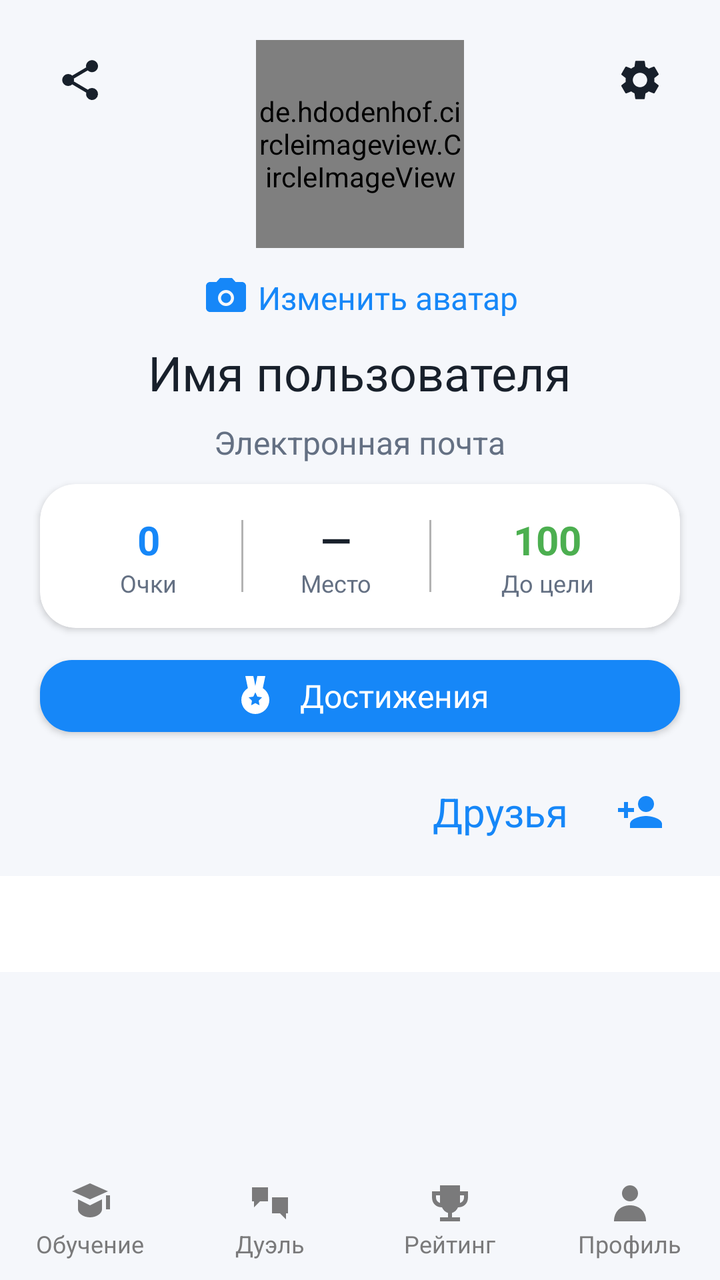
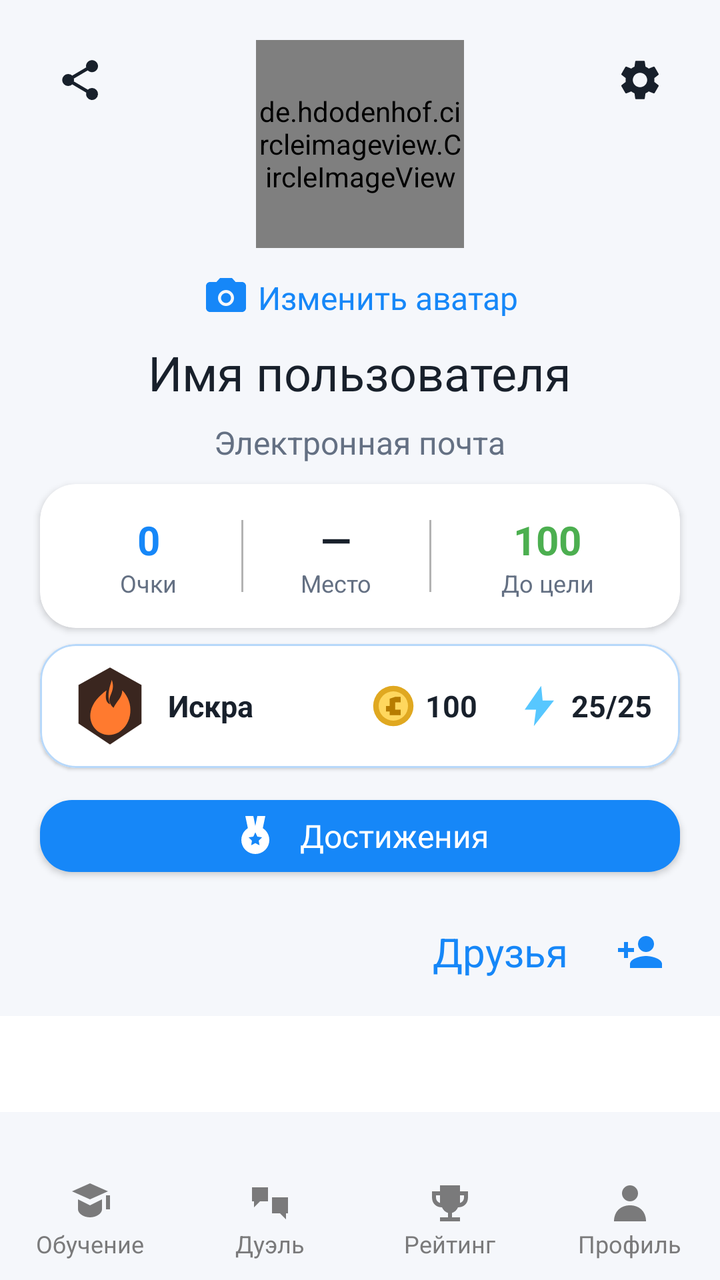

An Android layout rendered at two revisions. The XML below is the earlier revision; the diff shows what the commit changed to produce the second picture.
<!-- AndroidManifest.xml: application theme Theme.Duelingo -->
<!-- res/layout/activity_profile.xml -->
<?xml version="1.0" encoding="utf-8"?>
<androidx.constraintlayout.widget.ConstraintLayout
    xmlns:android="http://schemas.android.com/apk/res/android"
    xmlns:app="http://schemas.android.com/apk/res-auto"
    android:layout_width="match_parent"
    android:layout_height="match_parent"
    android:background="?attr/backgroundColor">

    
    <ImageButton
        android:id="@+id/settings_button"
        android:layout_width="48dp"
        android:layout_height="48dp"
        android:src="@drawable/ic_settings"
        android:background="?attr/selectableItemBackgroundBorderless"
        android:padding="12dp"
        android:contentDescription="@string/settings_title"
        app:layout_constraintTop_toTopOf="parent"
        app:layout_constraintEnd_toEndOf="parent"
        android:layout_marginTop="16dp"
        android:layout_marginEnd="16dp"
        app:tint="?attr/textColor"/>

    <ImageButton
        android:id="@+id/share_profile_button"
        android:layout_width="48dp"
        android:layout_height="48dp"
        android:layout_marginStart="16dp"
        android:layout_marginTop="16dp"
        android:background="?attr/selectableItemBackgroundBorderless"
        android:contentDescription="@string/share_profile"
        android:padding="12dp"
        android:src="@drawable/ic_share"
        app:layout_constraintStart_toStartOf="parent"
        app:layout_constraintTop_toTopOf="parent"
        app:tint="?attr/textColor" />

    

    
    <de.hdodenhof.circleimageview.CircleImageView
        android:id="@+id/profile_image"
        android:layout_width="104dp"
        android:layout_height="104dp"
        android:src="@drawable/default_profile"
        app:layout_constraintTop_toTopOf="parent"
        app:layout_constraintStart_toStartOf="parent"
        app:layout_constraintEnd_toEndOf="parent"
        android:layout_marginTop="20dp"/>

    <com.google.android.material.button.MaterialButton
        android:id="@+id/upload_photo_button"
        style="@style/Widget.MaterialComponents.Button.TextButton"
        android:layout_width="wrap_content"
        android:layout_height="40dp"
        android:layout_marginTop="4dp"
        android:text="@string/upload_profile_photo"
        android:textAllCaps="false"
        android:textColor="@color/blue_primary"
        android:textSize="16sp"
        app:icon="@drawable/ic_camera"
        app:iconTint="@color/blue_primary"
        app:layout_constraintEnd_toEndOf="parent"
        app:layout_constraintStart_toStartOf="parent"
        app:layout_constraintTop_toBottomOf="@id/profile_image" />

    
    <TextView
        android:id="@+id/player_name"
        android:layout_width="wrap_content"
        android:layout_height="wrap_content"
        android:text="@string/username_hint"
        android:textColor="?attr/textColor"
        android:textSize="24sp"
        app:layout_constraintTop_toBottomOf="@id/upload_photo_button"
        app:layout_constraintStart_toStartOf="parent"
        app:layout_constraintEnd_toEndOf="parent"
        android:layout_marginTop="2dp"/>

    
    <TextView
        android:id="@+id/player_email"
        android:layout_width="wrap_content"
        android:layout_height="wrap_content"
        android:text="@string/email_hint"
        android:textColor="?attr/secondaryTextColor"
        android:textSize="16sp"
        app:layout_constraintTop_toBottomOf="@id/player_name"
        app:layout_constraintStart_toStartOf="parent"
        app:layout_constraintEnd_toEndOf="parent"
        android:layout_marginTop="8dp"/>

    
    <TextView
        android:id="@+id/point_count"
        android:layout_width="wrap_content"
        android:layout_height="wrap_content"
        android:text="@string/learning_points_zero"
        android:textColor="?attr/textColor"
        android:textSize="18sp"
        android:visibility="gone"
        app:layout_constraintTop_toBottomOf="@id/player_email"
        app:layout_constraintStart_toStartOf="parent"
        app:layout_constraintEnd_toEndOf="parent"
        android:layout_marginTop="8dp"/>

    <com.google.android.material.card.MaterialCardView
        android:id="@+id/profileProgressCard"
        android:layout_width="0dp"
        android:layout_height="72dp"
        android:layout_marginHorizontal="20dp"
        android:layout_marginTop="10dp"
        app:cardBackgroundColor="?attr/cardBackgroundColor"
        app:cardCornerRadius="18dp"
        app:cardElevation="2dp"
        app:layout_constraintEnd_toEndOf="parent"
        app:layout_constraintStart_toStartOf="parent"
        app:layout_constraintTop_toBottomOf="@id/player_email">

        <LinearLayout
            android:layout_width="match_parent"
            android:layout_height="match_parent"
            android:gravity="center"
            android:orientation="horizontal"
            android:paddingHorizontal="8dp">

            <LinearLayout android:layout_width="0dp" android:layout_height="wrap_content" android:layout_weight="1" android:gravity="center" android:orientation="vertical">
                <TextView android:id="@+id/profilePointsValue" android:layout_width="wrap_content" android:layout_height="wrap_content" android:text="@string/value_zero" android:textColor="@color/blue_primary" android:textSize="20sp" android:textStyle="bold" />
                <TextView android:layout_width="wrap_content" android:layout_height="wrap_content" android:text="@string/points_stat" android:textColor="?attr/secondaryTextColor" android:textSize="12sp" />
            </LinearLayout>

            <View android:layout_width="1dp" android:layout_height="36dp" android:background="?attr/dividerColor" />

            <LinearLayout android:layout_width="0dp" android:layout_height="wrap_content" android:layout_weight="1" android:gravity="center" android:orientation="vertical">
                <TextView android:id="@+id/profileRankValue" android:layout_width="wrap_content" android:layout_height="wrap_content" android:text="@string/value_dash" android:textColor="?attr/textColor" android:textSize="20sp" android:textStyle="bold" />
                <TextView android:layout_width="wrap_content" android:layout_height="wrap_content" android:text="@string/rank_stat" android:textColor="?attr/secondaryTextColor" android:textSize="12sp" />
            </LinearLayout>

            <View android:layout_width="1dp" android:layout_height="36dp" android:background="?attr/dividerColor" />

            <LinearLayout android:layout_width="0dp" android:layout_height="wrap_content" android:layout_weight="1.25" android:gravity="center" android:orientation="vertical">
                <TextView android:id="@+id/profileGoalValue" android:layout_width="wrap_content" android:layout_height="wrap_content" android:text="@string/value_hundred" android:textColor="@color/green_primary" android:textSize="20sp" android:textStyle="bold" />
                <TextView android:layout_width="wrap_content" android:layout_height="wrap_content" android:gravity="center" android:text="@string/profile_goal" android:textColor="?attr/secondaryTextColor" android:textSize="12sp" />
            </LinearLayout>
        </LinearLayout>
    </com.google.android.material.card.MaterialCardView>

    
    <com.google.android.material.button.MaterialButton
        android:id="@+id/achievementsButton"
        android:layout_width="0dp"
        android:layout_height="48dp"
        android:layout_marginHorizontal="20dp"
        android:text="@string/achievements"
        android:textColor="@color/white"
        app:backgroundTint="@color/blue_primary"
        app:cornerRadius="16dp"
        app:icon="@drawable/ic_achievements"
        app:iconGravity="textStart"
        app:iconPadding="10dp"
        app:iconTint="@color/white"
        app:layout_constraintTop_toBottomOf="@id/profileProgressCard"
        app:layout_constraintStart_toStartOf="parent"
        app:layout_constraintEnd_toEndOf="parent"
        android:layout_marginTop="10dp"/>

    
    <LinearLayout
        android:id="@+id/friends_section"
        android:layout_width="match_parent"
        android:layout_height="0dp"
        android:orientation="vertical"
        android:layout_marginTop="10dp"
        app:layout_constraintTop_toBottomOf="@id/achievementsButton"
        app:layout_constraintBottom_toTopOf="@id/bottom_navigation">

        
        <RelativeLayout
            android:layout_width="match_parent"
            android:layout_height="wrap_content"
            android:paddingHorizontal="16dp">

            <TextView
                android:id="@+id/friendsTitle"
                android:layout_width="wrap_content"
                android:layout_height="wrap_content"
                android:text="@string/friends"
                android:textColor="@color/blue_primary"
                android:textSize="20sp"
                android:layout_toStartOf="@id/add_friend_button"
                android:layout_marginEnd="12dp"
                android:ellipsize="end"
                android:maxLines="1"
                android:layout_centerVertical="true"/>

            <ImageButton
                android:id="@+id/add_friend_button"
                android:layout_width="48dp"
                android:layout_height="48dp"
                android:src="@drawable/ic_add_friend"
                android:background="?attr/selectableItemBackgroundBorderless"
                android:padding="12dp"
                android:layout_alignParentEnd="true"
            android:contentDescription="@string/add_friend"
                app:tint="@color/blue_primary"/>
        </RelativeLayout>

        
        <com.google.android.material.tabs.TabLayout
            android:id="@+id/friends_tabs"
            android:layout_width="match_parent"
            android:layout_height="wrap_content"
            android:layout_marginTop="8dp"
            app:tabTextColor="@color/tab_text_color"
            app:tabIndicatorColor="@color/blue_primary"
            app:tabMode="fixed"
            app:tabGravity="fill"/>

        
        <androidx.viewpager2.widget.ViewPager2
            android:id="@+id/friends_pager"
            android:layout_width="match_parent"
            android:layout_height="0dp"
            android:layout_weight="1"/>

    </LinearLayout>

    
    <LinearLayout
        android:id="@+id/bottom_navigation"
        android:layout_width="match_parent"
        android:layout_height="60dp"
        android:orientation="horizontal"
        android:background="?attr/backgroundColor"
        app:layout_constraintBottom_toBottomOf="parent">

        
        <LinearLayout
            android:id="@+id/tests"
            android:layout_width="0dp"
            android:layout_height="match_parent"
            android:layout_weight="1"
            android:background="?attr/selectableItemBackgroundBorderless"
            android:gravity="center"
            android:orientation="vertical">

            <FrameLayout
                android:layout_width="wrap_content"
                android:layout_height="wrap_content">

                <ImageView
                    android:id="@+id/testIcon"
                    android:layout_width="24dp"
                    android:layout_height="24dp"
                    android:contentDescription="@string/nav_learning"
                    android:src="@drawable/graduation24" />

                <com.airbnb.lottie.LottieAnimationView
                    android:id="@+id/testAnimation"
                    android:layout_width="24dp"
                    android:layout_height="24dp"
                    android:visibility="gone" />
            </FrameLayout>

            <TextView
                android:id="@+id/testTest"
                android:layout_width="wrap_content"
                android:layout_height="wrap_content"
                android:text="@string/nav_learning"
                android:textColor="#7A7A7B"
                android:textSize="12sp" />
        </LinearLayout>

        
        <LinearLayout
            android:id="@+id/duel"
            android:layout_width="0dp"
            android:layout_height="match_parent"
            android:layout_weight="1"
            android:orientation="vertical"
            android:gravity="center"
            android:background="?attr/selectableItemBackgroundBorderless">

            <FrameLayout
                android:layout_width="wrap_content"
                android:layout_height="wrap_content">

                <ImageView
                    android:id="@+id/mainIcon"
                    android:layout_width="24dp"
                    android:layout_height="24dp"
                    android:src="@drawable/swords24"
                    android:contentDescription="@string/nav_duel" />

                <com.airbnb.lottie.LottieAnimationView
                    android:id="@+id/duelAnimation"
                    android:layout_width="24dp"
                    android:layout_height="24dp"
                    android:visibility="gone"/>
            </FrameLayout>

            <TextView
                android:id="@+id/mainTest"
                android:layout_width="wrap_content"
                android:layout_height="wrap_content"
                android:text="@string/nav_duel"
                android:textColor="#7A7A7B"
                android:textSize="12sp"/>
        </LinearLayout>

        
        <LinearLayout
            android:id="@+id/leaderboard"
            android:layout_width="0dp"
            android:layout_height="match_parent"
            android:layout_weight="1"
            android:orientation="vertical"
            android:gravity="center"
            android:background="?attr/selectableItemBackgroundBorderless">

            <FrameLayout
                android:layout_width="wrap_content"
                android:layout_height="wrap_content">

                <ImageView
                    android:id="@+id/cupIcon"
                    android:layout_width="24dp"
                    android:layout_height="24dp"
                    android:src="@drawable/trophy24"
                    android:contentDescription="@string/nav_rank"/>

                <com.airbnb.lottie.LottieAnimationView
                    android:id="@+id/cupAnimation"
                    android:layout_width="24dp"
                    android:layout_height="24dp"
                    android:visibility="gone"/>
            </FrameLayout>

            <TextView
                android:id="@+id/cupTest"
                android:layout_width="wrap_content"
                android:layout_height="wrap_content"
                android:text="@string/nav_rank"
                android:textColor="#7A7A7B"
                android:textSize="12sp"/>
        </LinearLayout>

        
        <LinearLayout
            android:id="@+id/profile"
            android:layout_width="0dp"
            android:layout_height="match_parent"
            android:layout_weight="1"
            android:orientation="vertical"
            android:gravity="center"
            android:background="?attr/selectableItemBackgroundBorderless">

            <FrameLayout
                android:layout_width="wrap_content"
                android:layout_height="wrap_content">

                <ImageView
                    android:id="@+id/profileIcon"
                    android:layout_width="24dp"
                    android:layout_height="24dp"
                    android:src="@drawable/profile24"
                    android:contentDescription="@string/nav_profile"/>

                <com.airbnb.lottie.LottieAnimationView
                    android:id="@+id/profAnimation"
                    android:layout_width="24dp"
                    android:layout_height="24dp"
                    android:visibility="gone"/>
            </FrameLayout>

            <TextView
                android:id="@+id/profileTest"
                android:layout_width="wrap_content"
                android:layout_height="wrap_content"
                android:text="@string/nav_profile"
                android:textColor="#7A7A7B"
                android:textSize="12sp"/>
        </LinearLayout>
    </LinearLayout>
</androidx.constraintlayout.widget.ConstraintLayout>
<!-- resources referenced by this layout -->
<resources>
  <color name="blue_primary">#1687F8</color>
  <color name="green_primary">#4CAF50</color>
  <color name="white">#FFFFFFFF</color>
  <!-- drawable graduation24 (drawable) -->
  <vector xmlns:android="http://schemas.android.com/apk/res/android" android:width="24dp" android:height="24dp" android:viewportWidth="24" android:viewportHeight="24">
      <path android:fillColor="#7A7A7B" android:pathData="M3,6l9,-4 9,4 -9,4zM6,10l6,3 6,-3v5c0,2 -2.7,4 -6,4s-6,-2 -6,-4zM20,8h2v7h-2z" />
  </vector>
  <!-- drawable profile24 (drawable) -->
  <vector xmlns:android="http://schemas.android.com/apk/res/android" android:width="24dp" android:height="24dp" android:viewportWidth="24" android:viewportHeight="24">
      <path android:fillColor="#7A7A7B" android:pathData="M12,3a4,4 0,1 0,0 8,4 4,0 0,0 0,-8zM4,21c0,-5 3.4,-8 8,-8s8,3 8,8z" />
  </vector>
  <!-- drawable swords24 (drawable) -->
  <vector xmlns:android="http://schemas.android.com/apk/res/android" android:width="24dp" android:height="24dp" android:viewportWidth="24" android:viewportHeight="24">
      <path android:fillColor="#7A7A7B" android:pathData="M3,4h8v7H7l-3,3v-3H3zM13,9h8v8h-1v3l-3,-3h-4z" />
  </vector>
  <string name="achievements">Достижения</string>
  <string name="add_friend">Добавить друга</string>
  <string name="email_hint">Электронная почта</string>
  <string name="friends">Друзья</string>
  <string name="learning_points_zero">0 очков</string>
  <string name="nav_duel">Дуэль</string>
  <string name="nav_learning">Обучение</string>
  <string name="nav_profile">Профиль</string>
  <string name="nav_rank">Рейтинг</string>
  <string name="points_stat">Очки</string>
  <string name="profile_goal">До цели</string>
  <string name="rank_stat">Место</string>
  <string name="settings_title">Настройки</string>
  <string name="share_profile">Поделиться профилем</string>
  <string name="upload_profile_photo">Изменить аватар</string>
  <string name="username_hint">Имя пользователя</string>
  <string name="value_dash" translatable="false">—</string>
  <string name="value_hundred" translatable="false">100</string>
  <string name="value_zero" translatable="false">0</string>
  <color name="black">#FF000000</color>
  <color name="background_light">#F5F7FB</color>
  <color name="text_color_light">#18202B</color>
  <color name="secondary_text_light">#647083</color>
  <color name="surface_light">#FFFFFF</color>
  <color name="gray_light">#B3B3B3</color>
  <!-- unchanged entries left out for length: 9 -->
</resources>

<!-- the commit's change to res/layout/activity_profile.xml (unified diff, before → after) -->
@@ -142,6 +142,30 @@
                 <TextView android:id="@+id/profileGoalValue" android:layout_width="wrap_content" android:layout_height="wrap_content" android:text="@string/value_hundred" android:textColor="@color/green_primary" android:textSize="20sp" android:textStyle="bold" />
                 <TextView android:layout_width="wrap_content" android:layout_height="wrap_content" android:gravity="center" android:text="@string/profile_goal" android:textColor="?attr/secondaryTextColor" android:textSize="12sp" />
             </LinearLayout>
+        </LinearLayout>
+    </com.google.android.material.card.MaterialCardView>
+
+    <com.google.android.material.card.MaterialCardView
+        android:id="@+id/profileEconomyCard"
+        android:layout_width="0dp"
+        android:layout_height="62dp"
+        android:layout_marginHorizontal="20dp"
+        android:layout_marginTop="8dp"
+        app:cardBackgroundColor="?attr/cardBackgroundColor"
+        app:cardCornerRadius="18dp"
+        app:strokeColor="@color/word_chip_stroke"
+        app:strokeWidth="1dp"
+        app:layout_constraintEnd_toEndOf="parent"
+        app:layout_constraintStart_toStartOf="parent"
+        app:layout_constraintTop_toBottomOf="@id/profileProgressCard">
+
+        <LinearLayout android:layout_width="match_parent" android:layout_height="match_parent" android:gravity="center_vertical" android:orientation="horizontal" android:paddingHorizontal="14dp">
+            <ImageView android:id="@+id/profileLeagueIcon" android:layout_width="42dp" android:layout_height="42dp" android:contentDescription="@null" android:src="@drawable/league_ember" />
+            <TextView android:id="@+id/profileLeagueName" android:layout_width="0dp" android:layout_height="wrap_content" android:layout_marginStart="8dp" android:layout_weight="1" android:ellipsize="end" android:maxLines="1" android:text="@string/league_ember" android:textColor="?attr/textColor" android:textSize="15sp" android:textStyle="bold" />
+            <ImageView android:layout_width="22dp" android:layout_height="22dp" android:contentDescription="@null" android:src="@drawable/ic_gold_coin" />
+            <TextView android:id="@+id/profileGoldValue" android:layout_width="wrap_content" android:layout_height="wrap_content" android:layout_marginStart="5dp" android:minWidth="34dp" android:text="100" android:textColor="?attr/textColor" android:textSize="15sp" android:textStyle="bold" />
+            <ImageView android:layout_width="22dp" android:layout_height="22dp" android:layout_marginStart="12dp" android:contentDescription="@string/rush_sparks" android:src="@drawable/ic_rush_spark" />
+            <TextView android:id="@+id/profileRushValue" android:layout_width="wrap_content" android:layout_height="wrap_content" android:layout_marginStart="5dp" android:text="25/25" android:textColor="?attr/textColor" android:textSize="15sp" android:textStyle="bold" />
         </LinearLayout>
     </com.google.android.material.card.MaterialCardView>
 
@@ -159,7 +183,7 @@
         app:iconGravity="textStart"
         app:iconPadding="10dp"
         app:iconTint="@color/white"
-        app:layout_constraintTop_toBottomOf="@id/profileProgressCard"
+        app:layout_constraintTop_toBottomOf="@id/profileEconomyCard"
         app:layout_constraintStart_toStartOf="parent"
         app:layout_constraintEnd_toEndOf="parent"
         android:layout_marginTop="10dp"/>
<!-- resource entries referenced after the edit -->
@@ -3,9 +3,25 @@
   <color name="blue_primary">#1687F8</color>
   <color name="green_primary">#4CAF50</color>
   <color name="white">#FFFFFFFF</color>
+  <color name="word_chip_stroke">#B7D8FA</color>
   <!-- drawable graduation24 (drawable) -->
   <vector xmlns:android="http://schemas.android.com/apk/res/android" android:width="24dp" android:height="24dp" android:viewportWidth="24" android:viewportHeight="24">
       <path android:fillColor="#7A7A7B" android:pathData="M3,6l9,-4 9,4 -9,4zM6,10l6,3 6,-3v5c0,2 -2.7,4 -6,4s-6,-2 -6,-4zM20,8h2v7h-2z" />
+  </vector>
+  <!-- drawable ic_gold_coin (drawable) -->
+  <vector xmlns:android="http://schemas.android.com/apk/res/android" android:width="24dp" android:height="24dp" android:viewportWidth="24" android:viewportHeight="24">
+      <path android:fillColor="#E0A820" android:pathData="M12,1 A11,11 0,1 0,12 23 A11,11 0,1 0,12 1"/>
+      <path android:fillColor="#FFD75E" android:pathData="M12,4 A8,8 0,1 0,12 20 A8,8 0,1 0,12 4"/>
+      <path android:fillColor="#B77C00" android:pathData="M13,7 L16,7 L16,10 L13,10 L13,14 L16,14 L16,17 L10,17 L10,15 L8,15 L8,12 L10,12 L10,8 Z"/>
+  </vector>
+  <!-- drawable ic_rush_spark (drawable) -->
+  <vector xmlns:android="http://schemas.android.com/apk/res/android" android:width="24dp" android:height="24dp" android:viewportWidth="24" android:viewportHeight="24">
+      <path android:fillColor="#57C7FF" android:pathData="M13,1 L4,14 L10.2,14 L9,23 L20,9 L13.8,9 Z"/>
+  </vector>
+  <!-- drawable league_ember (drawable) -->
+  <vector xmlns:android="http://schemas.android.com/apk/res/android" android:width="48dp" android:height="48dp" android:viewportWidth="48" android:viewportHeight="48">
+      <path android:fillColor="#3A261F" android:pathData="M24,2 L42,12 L42,34 L24,46 L6,34 L6,12 Z"/>
+      <path android:fillColor="#FF7A2F" android:pathData="M25,9 C28,17 20,19 26,25 C28,21 31,19 31,15 C38,22 37,34 29,39 C20,44 11,36 13,27 C14,22 18,18 22,15 C21,20 22,22 24,23 C22,17 24,13 25,9 Z"/>
   </vector>
   <!-- drawable profile24 (drawable) -->
   <vector xmlns:android="http://schemas.android.com/apk/res/android" android:width="24dp" android:height="24dp" android:viewportWidth="24" android:viewportHeight="24">
@@ -19,6 +35,7 @@
   <string name="add_friend">Добавить друга</string>
   <string name="email_hint">Электронная почта</string>
   <string name="friends">Друзья</string>
+  <string name="league_ember">Искра</string>
   <string name="learning_points_zero">0 очков</string>
   <string name="nav_duel">Дуэль</string>
   <string name="nav_learning">Обучение</string>
@@ -27,6 +44,7 @@
   <string name="points_stat">Очки</string>
   <string name="profile_goal">До цели</string>
   <string name="rank_stat">Место</string>
+  <string name="rush_sparks">Rush-искры</string>
   <string name="settings_title">Настройки</string>
   <string name="share_profile">Поделиться профилем</string>
   <string name="upload_profile_photo">Изменить аватар</string>
